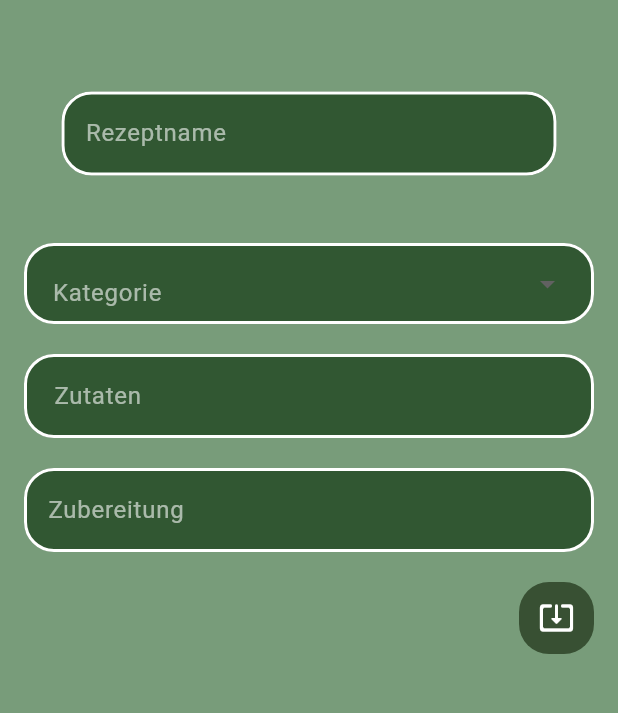
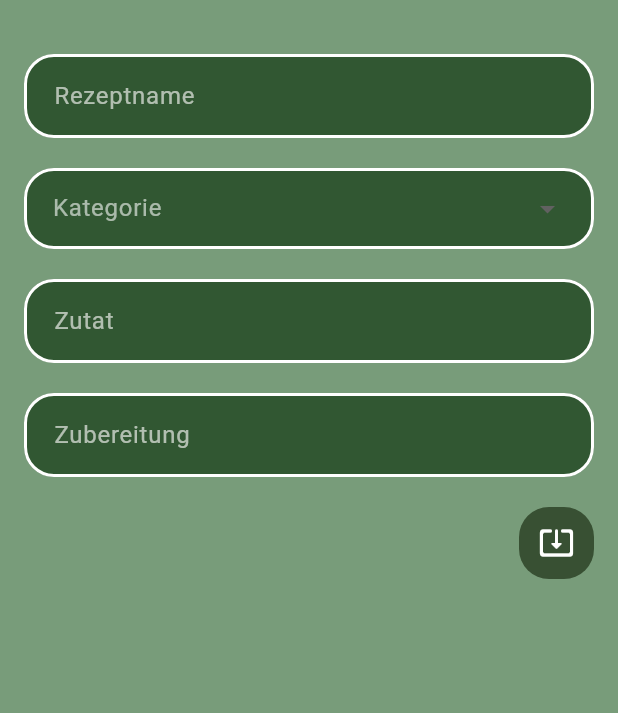
Before and after one commit to MelissaHartung/uebungsapp, a Flutter app: the AddRezept screen opened by its route, on a phone screen of 412 x 824 dp, the part 84-797 px from its top. Run offline on Flutter 3.47's test engine with Material 3 defaults, Android fonts, the light colour scheme and no system bars; our stand-ins replace dropdown_button2.

Commit message:
make funktion for textfield

```diff
--- a/lib/components/text_field_zutaten.dart
+++ b/lib/components/text_field_zutaten.dart
@@ -1,7 +1,13 @@
 import 'package:flutter/material.dart';
 
 class ZutatenTextField extends StatefulWidget {
-  const ZutatenTextField({super.key});
+  final String name;
+  final bool bulletList;
+  const ZutatenTextField({
+    required this.name,
+    required this.bulletList,
+    super.key,
+  });
 
   @override
   State<ZutatenTextField> createState() => _ZutatenTextFieldState();
@@ -13,7 +19,7 @@ class _ZutatenTextFieldState extends State<ZutatenTextField> {
   @override
   void initState() {
     super.initState();
-
+    if (widget.bulletList) {
       myTextController1.addListener(() {
         final oldText = myTextController1.text;
         final lines = oldText.split('\n');
@@ -25,17 +31,12 @@ class _ZutatenTextFieldState extends State<ZutatenTextField> {
 
           if (trimmedLine.isEmpty) {
             newLines.add('');
-        }
-        // Wenn Zeile schon mit "•" beginnt (auch mit Leerzeichen davor) → nicht nochmal hinzufügen
-        else if (trimmedLine.startsWith('•')) {
+          } else if (trimmedLine.startsWith('•')) {
             newLines.add(line);
-        }
-        // Nur Zeilen, die NICHT mit • beginnen → hinzufügen
-        else {
+          } else {
             newLines.add('• $trimmedLine');
           }
         }
-
         final newText = newLines.join('\n');
 
         if (newText != oldText) {
@@ -44,10 +45,13 @@ class _ZutatenTextFieldState extends State<ZutatenTextField> {
 
           myTextController1.value = TextEditingValue(
             text: newText,
-          selection: TextSelection.collapsed(offset: cursorOffset + offsetDiff),
+            selection: TextSelection.collapsed(
+              offset: cursorOffset + offsetDiff,
+            ),
           );
         }
       });
+    }
   }
 
   @override
@@ -64,8 +68,9 @@ class _ZutatenTextFieldState extends State<ZutatenTextField> {
       keyboardType: TextInputType.multiline,
       style: TextStyle(color: Colors.white),
       decoration: InputDecoration(
-        hintText: "Zutaten",
-        hintStyle: TextStyle(color: const Color.fromARGB(150, 255, 255, 255)),
+        labelText: widget.name,
+        labelStyle: TextStyle(color: const Color.fromARGB(160, 255, 253, 253)),
+        hintStyle: TextStyle(color: const Color.fromARGB(160, 255, 255, 255)),
         fillColor: Color.fromARGB(255, 49, 87, 50),
         filled: true,
         enabledBorder: OutlineInputBorder(
--- a/lib/pages/add_rezept.dart
+++ b/lib/pages/add_rezept.dart
@@ -27,33 +27,14 @@ class AddRezept extends StatelessWidget {
             children: [
               SizedBox(height: 20),
 
-              Padding(
-                padding: const EdgeInsets.all(25.0),
-                child: TextField(
-                  decoration: InputDecoration(
-                    hintText: "Rezeptname",
-                    hintStyle: TextStyle(
-                      color: const Color.fromARGB(150, 255, 255, 255),
-                    ),
-                    fillColor: Color.fromARGB(255, 49, 87, 50),
-                    filled: true,
-                    enabledBorder: OutlineInputBorder(
-                      borderSide: BorderSide(color: Colors.white, width: 2),
-                      borderRadius: BorderRadius.circular(20),
-                    ),
-                    border: OutlineInputBorder(
-                      borderSide: BorderSide(color: Colors.white, width: 2),
-                      borderRadius: BorderRadius.circular(20),
-                    ),
-                  ),
-                ),
-              ),
+              ZutatenTextField(name: "Rezeptname", bulletList: false),
+
               SizedBox(height: 20),
 
               DropdownButtonFormField2<String>(
                 decoration: InputDecoration(
-                  hintText: "Kategorie",
-                  hintStyle: TextStyle(
+                  labelText: "Kategorie",
+                  labelStyle: TextStyle(
                     color: const Color.fromARGB(150, 255, 255, 255),
                   ),
                   fillColor: Color.fromARGB(255, 49, 87, 50),
@@ -99,49 +80,9 @@ class AddRezept extends StatelessWidget {
               ),
 
               SizedBox(height: 20),
-              ZutatenTextField(),
-              // TextField(
-              //   style: TextStyle(color: Colors.white),
-              //   controller: myTextController1,
-              //   decoration: InputDecoration(
-              //     hintText: "Zutaten",
-              //     hintStyle: TextStyle(
-              //       color: const Color.fromARGB(150, 255, 255, 255),
-              //     ),
-              //     fillColor: Color.fromARGB(255, 49, 87, 50),
-              //     filled: true,
-              //     enabledBorder: OutlineInputBorder(
-              //       borderSide: BorderSide(color: Colors.white, width: 2),
-              //       borderRadius: BorderRadius.circular(20),
-              //     ),
-              //     border: OutlineInputBorder(
-              //       borderSide: BorderSide(color: Colors.white, width: 2),
-              //       borderRadius: BorderRadius.circular(20),
-              //     ),
-              //   //   ),
-              //   // ),
+              ZutatenTextField(name: "Zutat", bulletList: true),
               SizedBox(height: 20),
-
-              TextField(
-                controller: myTextController2,
-                decoration: InputDecoration(
-                  hintText: "Zubereitung",
-                  hintStyle: TextStyle(
-                    color: const Color.fromARGB(150, 255, 255, 255),
-                  ),
-                  fillColor: Color.fromARGB(255, 49, 87, 50),
-                  filled: true,
-
-                  enabledBorder: OutlineInputBorder(
-                    borderSide: BorderSide(color: Colors.white, width: 2),
-                    borderRadius: BorderRadius.circular(20),
-                  ),
-                  border: OutlineInputBorder(
-                    borderSide: BorderSide(color: Colors.white, width: 2),
-                    borderRadius: BorderRadius.circular(20),
-                  ),
-                ),
-              ),
+              ZutatenTextField(name: "Zubereitung", bulletList: true),
               SizedBox(height: 20),
 
               Align(
```
Lines whose indentation alone changed are shown as unchanged.
